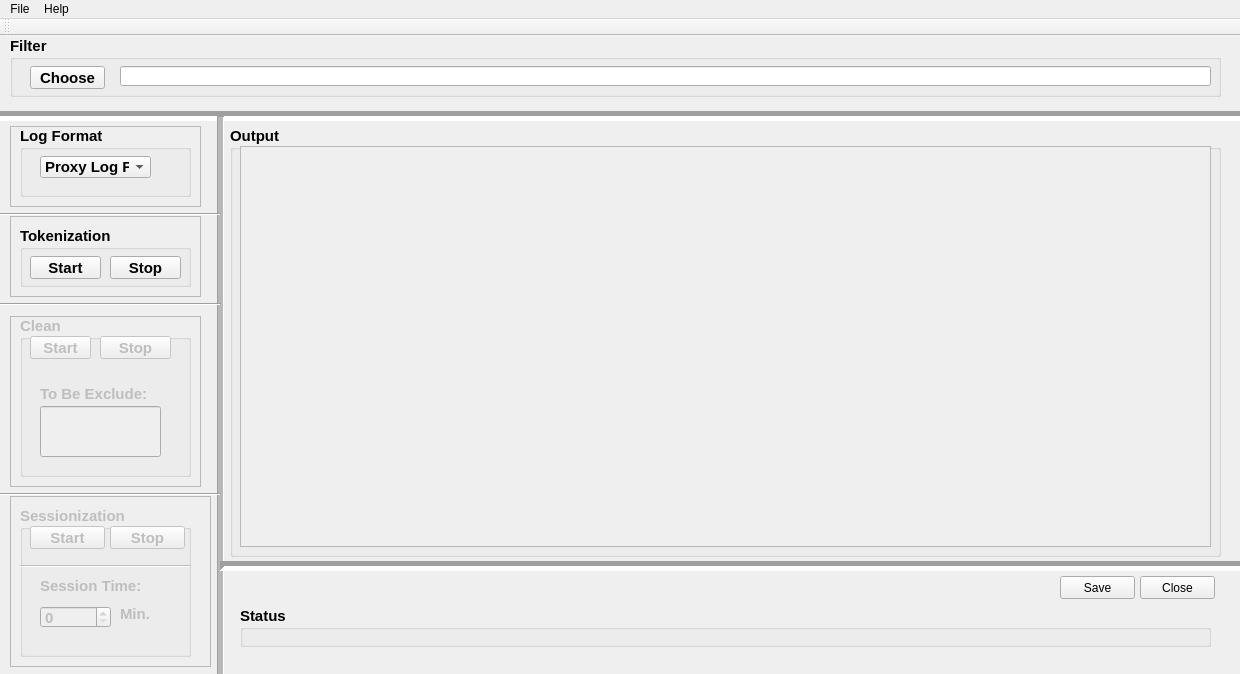
Qt form yast_gui.ui (jarifibrahim/projectStuff) before a commit.
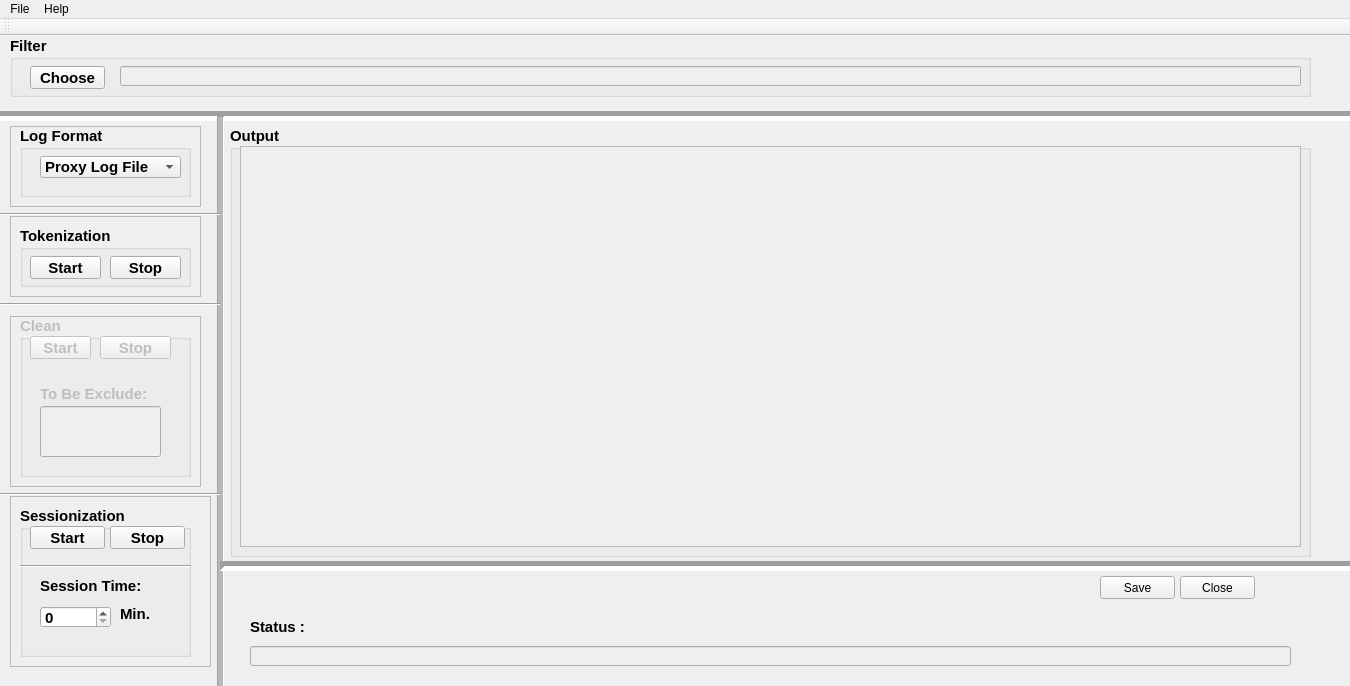
The same form after that commit.

Commit message: yast_gui : Check window size

```diff
--- a/yast_gui.ui
+++ b/yast_gui.ui
@@ -6,20 +6,20 @@
    <rect>
     <x>0</x>
     <y>0</y>
-    <width>1240</width>
-    <height>674</height>
+    <width>1350</width>
+    <height>686</height>
    </rect>
   </property>
   <property name="minimumSize">
    <size>
-    <width>1240</width>
-    <height>674</height>
+    <width>1350</width>
+    <height>686</height>
    </size>
   </property>
   <property name="maximumSize">
    <size>
-    <width>1240</width>
-    <height>674</height>
+    <width>1350</width>
+    <height>686</height>
    </size>
   </property>
   <property name="mouseTracking">
@@ -121,7 +121,7 @@
      <rect>
       <x>230</x>
       <y>90</y>
-      <width>991</width>
+      <width>1081</width>
       <height>431</height>
      </rect>
     </property>
@@ -158,7 +158,7 @@
       <rect>
        <x>10</x>
        <y>20</y>
-       <width>971</width>
+       <width>1061</width>
        <height>401</height>
       </rect>
      </property>
@@ -182,7 +182,7 @@
        <rect>
         <x>0</x>
         <y>0</y>
-        <width>969</width>
+        <width>1059</width>
         <height>399</height>
        </rect>
       </property>
@@ -194,7 +194,7 @@
      <rect>
       <x>10</x>
       <y>0</y>
-      <width>1211</width>
+      <width>1301</width>
       <height>61</height>
      </rect>
     </property>
@@ -221,11 +221,14 @@
      <string>Filter</string>
     </property>
     <widget class="QLineEdit" name="lineEdit">
+     <property name="enabled">
+      <bool>false</bool>
+     </property>
      <property name="geometry">
       <rect>
        <x>110</x>
        <y>30</y>
-       <width>1091</width>
+       <width>1181</width>
        <height>20</height>
       </rect>
      </property>
@@ -258,7 +261,7 @@
    </widget>
    <widget class="QFrame" name="frame_3">
     <property name="enabled">
-     <bool>false</bool>
+     <bool>true</bool>
     </property>
     <property name="geometry">
      <rect>
@@ -288,7 +291,7 @@
     </property>
     <widget class="QGroupBox" name="groupBox_5">
      <property name="enabled">
-      <bool>false</bool>
+      <bool>true</bool>
      </property>
      <property name="geometry">
       <rect>
@@ -510,7 +513,7 @@
        <rect>
         <x>20</x>
         <y>30</y>
-        <width>111</width>
+        <width>141</width>
         <height>22</height>
        </rect>
       </property>
@@ -654,39 +657,6 @@
      </widget>
     </widget>
    </widget>
-   <widget class="QGroupBox" name="groupBox_9">
-    <property name="geometry">
-     <rect>
-      <x>240</x>
-      <y>570</y>
-      <width>971</width>
-      <height>41</height>
-     </rect>
-    </property>
-    <property name="minimumSize">
-     <size>
-      <width>731</width>
-      <height>0</height>
-     </size>
-    </property>
-    <property name="maximumSize">
-     <size>
-      <width>16777215</width>
-      <height>61</height>
-     </size>
-    </property>
-    <property name="font">
-     <font>
-      <pointsize>11</pointsize>
-      <weight>75</weight>
-      <italic>false</italic>
-      <bold>true</bold>
-     </font>
-    </property>
-    <property name="title">
-     <string>Status</string>
-    </property>
-   </widget>
    <widget class="QWidget" name="layoutWidget">
     <property name="geometry">
      <rect>
@@ -959,7 +929,7 @@
    <widget class="QPushButton" name="B_Close">
     <property name="geometry">
      <rect>
-      <x>1140</x>
+      <x>1180</x>
       <y>540</y>
       <width>75</width>
       <height>23</height>
@@ -972,7 +942,7 @@
    <widget class="QPushButton" name="B_Save">
     <property name="geometry">
      <rect>
-      <x>1060</x>
+      <x>1100</x>
       <y>540</y>
       <width>75</width>
       <height>23</height>
@@ -982,6 +952,39 @@
      <string>Save</string>
     </property>
    </widget>
+   <widget class="QLabel" name="label_4">
+    <property name="geometry">
+     <rect>
+      <x>250</x>
+      <y>580</y>
+      <width>71</width>
+      <height>21</height>
+     </rect>
+    </property>
+    <property name="font">
+     <font>
+      <pointsize>11</pointsize>
+      <weight>75</weight>
+      <bold>true</bold>
+     </font>
+    </property>
+    <property name="text">
+     <string>Status :</string>
+    </property>
+   </widget>
+   <widget class="QLineEdit" name="lineEdit_3">
+    <property name="enabled">
+     <bool>false</bool>
+    </property>
+    <property name="geometry">
+     <rect>
+      <x>250</x>
+      <y>610</y>
+      <width>1041</width>
+      <height>20</height>
+     </rect>
+    </property>
+   </widget>
   </widget>
   <widget class="QToolBar" name="toolBar">
    <property name="windowTitle">
@@ -999,7 +1002,7 @@
     <rect>
      <x>0</x>
      <y>0</y>
-     <width>1240</width>
+     <width>1350</width>
      <height>21</height>
     </rect>
    </property>
```
Left out of the diff: 2 changed lines with no effect on the pictures. The commit also changes 1 other file.
